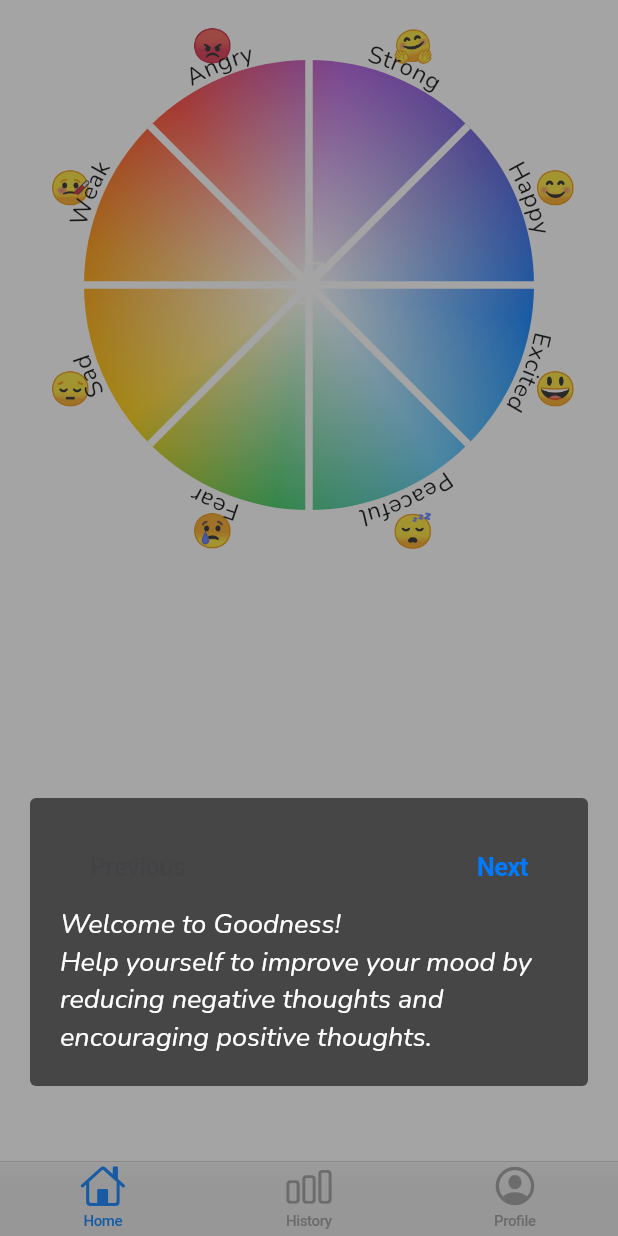
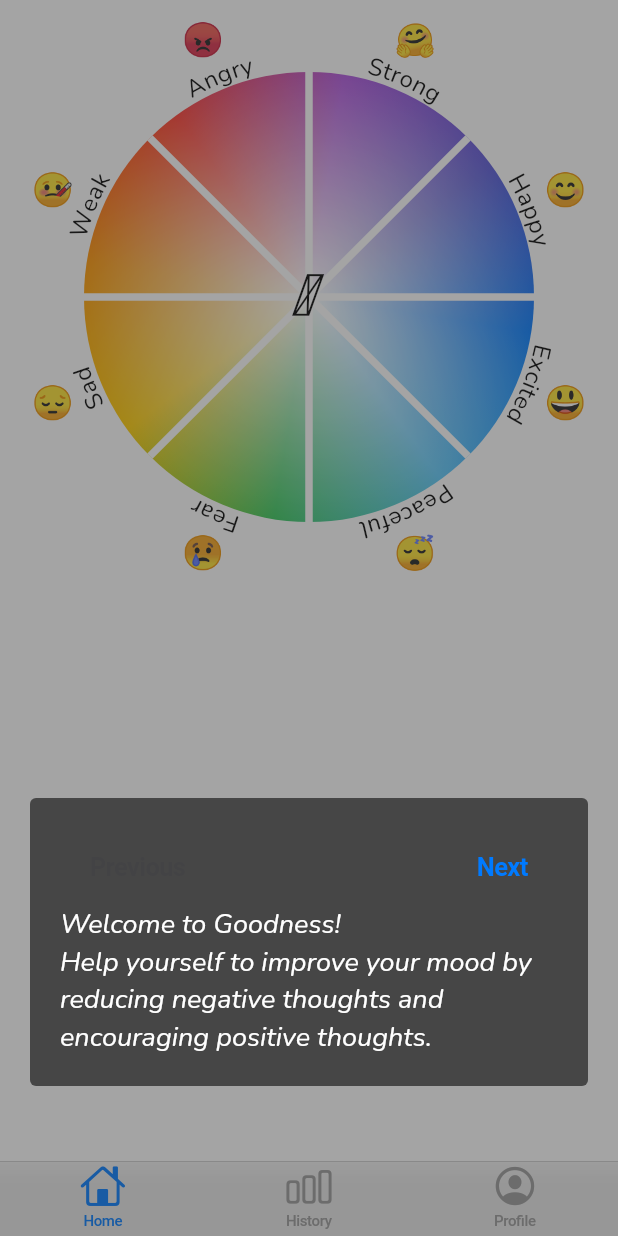
Before and after one commit to omparaday/goodness, a Flutter app: the screen it shows after launch, on a phone screen of 412 x 824 dp. Run offline on Flutter 3.47's test engine with Material 2 defaults, Android fonts, the phone set to English and light mode, and no system bars; our stand-ins replace google_fonts, share_plus, shared_preferences, sprintf, url_launcher_web; missing offline and left inert: shared_preferences_web; Roboto replaces fonts that are missing (EmojiOne).

Commit message:
Fix circle size based on font size and handle db changes

```diff
--- a/lib/history.dart
+++ b/lib/history.dart
@@ -174,7 +174,7 @@
                                   [dd.goodness])),
                       Spacer(),
                       Text(
-                        getEmojiForXy(dd.x, dd.y, radius),
+                        getEmojiForXy(getValueFromPer3centage(dd.x), getValueFromPer3centage(dd.y), radius),
                         style: TextStyle(fontSize: LARGE_FONTSIZE),
                       ),
                     ],
@@ -215,7 +215,7 @@
           content: Column(
             children: [
               MoodCircle(diameter / 2, inset, radius / 2, sideOfSquare / 2,
-                  ProcessState.Completed, () => {}, dd.x / 2, dd.y / 2),
+                  ProcessState.Completed, () => {}, getValueFromPer3centage(dd.x) / 2, getValueFromPer3centage(dd.y) / 2),
               DecoratedText(
                 dd.about.isEmpty
                     ? L10n.of(context).resource('didNotWrite')
--- a/lib/home.dart
+++ b/lib/home.dart
@@ -34,13 +34,14 @@
   State<HomePage> createState() => _HomePageState();
 }
 
-const double diameter = 300;
-const double inset = 40;
-const double radius = diameter / 2;
-const double sideOfSquare = radius / math.sqrt2;
+late double diameter;
+late double inset;
+late double radius;
+late double sideOfSquare;
+const double MAX_CIRCLE_SIZE = 300;
 
 class _HomePageState extends State<HomePage> with WidgetsBindingObserver {
-  double _x = radius, _y = radius;
+  double _x = -1, _y = -1;
   bool _enableSubmit = false;
   ProcessState _processState = ProcessState.NotTaken;
   late TextEditingController _writeAboutController;
@@ -103,6 +104,14 @@
 
   @override
   Widget build(BuildContext context) {
+    inset = getSmileySize(context).height + getArcTextSize(context).height;
+    diameter = math.min(MAX_CIRCLE_SIZE, math.min(MediaQuery.of(context).size.height,MediaQuery.of(context).size.width) - (2*inset));
+    radius = diameter / 2;
+    sideOfSquare = radius / math.sqrt2;
+    if (_x == -1) {
+      _x = radius;
+      _y = radius;
+    }
     Widget moodCircle = getMoodCircle();
 
     return Container(
@@ -249,7 +258,6 @@
             math.sqrt(math.pow(x - radius, 2) + math.pow(y - radius, 2));
         if (distance > radius) {
           double angle = -math.atan2(y - radius, x - radius);
-          double degree = angle * 180 / math.pi;
           _x = radius + (radius * math.cos(angle));
           _y = radius + (-radius * math.sin(angle));
         } else {
@@ -359,8 +367,8 @@
       }
       setState(() {
         _processState = ProcessState.Completed;
-        _x = _todayData!.x;
-        _y = _todayData!.y;
+        _x = getValueFromPer3centage(_todayData!.x);
+        _y = getValueFromPer3centage(_todayData!.y);
         _goodnessScore = _todayData!.goodness;
         _writeAboutController.text = _todayData!.about;
         _quote = quote2;
@@ -390,8 +398,8 @@
 
   void submit() {
     _todayData = new dailydata.DailyData(
-        _x,
-        _y,
+        getPer3centage(_x),
+        getPer3centage(_y),
         _quote!.name,
         _writeAboutController.text,
         _question!.key,
@@ -409,3 +417,11 @@
     });
   }
 }
+
+double getPer3centage(double value) {
+  return MAX_CIRCLE_SIZE * value/diameter;
+}
+
+double getValueFromPer3centage(double per3cent) {
+  return per3cent * diameter/MAX_CIRCLE_SIZE;
+}
--- a/lib/widgets/ArcText.dart
+++ b/lib/widgets/ArcText.dart
@@ -51,7 +51,6 @@
     double angle = initialAngle;
     for (int i = 0; i < text.length; i++) {
       angle = _drawLetter(canvas, text[i], angle);
-      //angle = angle + (pi/(4 * text.length));
     }
   }
 
--- a/lib/widgets/ImageShare.dart
+++ b/lib/widgets/ImageShare.dart
@@ -1,11 +1,11 @@
 import 'dart:typed_data';
-import 'package:flutter/material.dart';
 import 'package:goodness/main.dart';
 import 'package:google_fonts/google_fonts.dart';
 import 'package:share_plus/share_plus.dart';
 import 'dart:ui' as ui;
 import 'package:flutter/cupertino.dart';
 import 'package:flutter/rendering.dart';
+import 'dart:math' as math;
 
 class ImageShare extends StatefulWidget {
   final String text;
@@ -55,7 +55,7 @@
         RepaintBoundary(
             key: globalKey,
             child: Container(
-              width: 300,
+              width: math.min(300, MediaQuery.of(context).size.width),
               color: Color.fromARGB(255, 250, 224, 190),
               padding: EdgeInsets.all(10),
               child: Column(
--- a/lib/widgets/MoodCircle.dart
+++ b/lib/widgets/MoodCircle.dart
@@ -26,13 +26,8 @@
 
   @override
   Widget build(BuildContext context) {
-    final Size smileySize = (TextPainter(
-            text: TextSpan(text: '😡', style: TextStyle(fontSize: FONTSIZE)),
-            maxLines: 1,
-            textScaleFactor: MediaQuery.of(context).textScaleFactor,
-            textDirection: TextDirection.ltr)
-          ..layout())
-        .size;
+    final Size smileySize = getSmileySize(context);
+    final Size arctextSize = getArcTextSize(context);
     Widget bigCircle = Container(
       margin: EdgeInsets.only(
           left: inset - 10, right: inset - 10, top: inset, bottom: inset),
@@ -111,43 +106,43 @@
           children: <Widget>[
             bigCircle,
             Positioned(
-              top: getTop(11*math.pi/8, smileySize.height),
-              left: getLeft(11*math.pi/8, smileySize.height, smileySize.width),
+              top: getTop(11*math.pi/8, smileySize.height, arctextSize.height),
+              left: getLeft(11*math.pi/8, smileySize.height, smileySize.width, arctextSize.height),
               child: getEmoji("😊", context),
             ),
             Positioned(
-              top: getTop(13*math.pi/8, smileySize.height),
-              left: getLeft(13*math.pi/8, smileySize.height, smileySize.width),
+              top: getTop(13*math.pi/8, smileySize.height, arctextSize.height),
+              left: getLeft(13*math.pi/8, smileySize.height, smileySize.width, arctextSize.height),
               child: getEmoji("😃", context),
             ),
             Positioned(
-              top: getTop(15*math.pi/8, smileySize.height),
-              left: getLeft(15*math.pi/8, smileySize.height, smileySize.width),
+              top: getTop(15*math.pi/8, smileySize.height, arctextSize.height),
+              left: getLeft(15*math.pi/8, smileySize.height, smileySize.width, arctextSize.height),
               child: getEmoji("😴", context),
             ),
             Positioned(
-              top: getTop(math.pi/8, smileySize.height),
-              left: getLeft(math.pi/8, smileySize.height, smileySize.width),
+              top: getTop(math.pi/8, smileySize.height, arctextSize.height),
+              left: getLeft(math.pi/8, smileySize.height, smileySize.width, arctextSize.height),
               child: getEmoji("😢", context),
             ),
             Positioned(
-              top: getTop(3 * math.pi/8, smileySize.height),
-              left: getLeft(3 * math.pi/8, smileySize.height, smileySize.width),
+              top: getTop(3 * math.pi/8, smileySize.height, arctextSize.height),
+              left: getLeft(3 * math.pi/8, smileySize.height, smileySize.width, arctextSize.height),
               child: getEmoji("😔", context),
             ),
             Positioned(
-              top: getTop(5*math.pi/8, smileySize.height),
-              left: getLeft(5*math.pi/8, smileySize.height, smileySize.width),
+              top: getTop(5*math.pi/8, smileySize.height, arctextSize.height),
+              left: getLeft(5*math.pi/8, smileySize.height, smileySize.width, arctextSize.height),
               child: getEmoji("🤒", context),
             ),
             Positioned(
-              top: getTop(7*math.pi/8, smileySize.height),
-              left: getLeft(7*math.pi/8, smileySize.height, smileySize.width),
+              top: getTop(7*math.pi/8, smileySize.height, arctextSize.height),
+              left: getLeft(7*math.pi/8, smileySize.height, smileySize.width, arctextSize.height),
               child: getEmoji("😡", context),
             ),
             Positioned(
-              top: getTop(9*math.pi/8, smileySize.height),
-              left: getLeft(9*math.pi/8, smileySize.height, smileySize.width),
+              top: getTop(9*math.pi/8, smileySize.height, arctextSize.height),
+              left: getLeft(9*math.pi/8, smileySize.height, smileySize.width, arctextSize.height),
               child: getEmoji("🤗", context),
             ),
             this.diameter != home.diameter ? SizedBox.shrink() : Positioned(
@@ -168,7 +163,7 @@
         Text(
           getMoodText(context),
           style: TextStyle(fontSize: LARGE_FONTSIZE),
-        )
+        ),
       ],
     );
   }
@@ -213,7 +208,7 @@
             children: <TextSpan>[
               TextSpan(
                 text: s,
-                style: TextStyle(
+                style: CupertinoTheme.of(context).textTheme.textStyle.copyWith(
                   fontSize: LARGE_FONTSIZE,
                   fontFamily: 'EmojiOne',
                 ),
@@ -244,12 +239,12 @@
     return text;
   }
 
-  getTop(double angle, double height) {
-    return inset + radius + (((diameter != home.diameter ? height/2 : height) + radius + 4) * math.cos(angle)) - height/2;
+  getTop(double angle, double smileyHeight, double arctextHeight) {
+    return inset + radius + (((diameter != home.diameter ? 0 : arctextHeight) + smileyHeight/2 + radius) * math.cos(angle)) - smileyHeight/2;
   }
 
-  getLeft(double angle, double height, double width) {
-    return inset -10 + radius + (-((diameter != home.diameter ? height/2 : height) + radius + 4) * math.sin(angle)) - width/2;
+  getLeft(double angle, double smileyHeight, double smileyWidth, double arctextHeight) {
+    return (inset-10) + radius + (-((diameter != home.diameter ? 0 : arctextHeight) + smileyHeight/2 + radius) * math.sin(angle)) - smileyWidth/2;
   }
 }
 
@@ -297,3 +292,22 @@
     return false;
   }
 }
+
+Size getSmileySize(BuildContext context) {
+  return (TextPainter(
+      text: TextSpan(text: '😡', style: CupertinoTheme.of(context).textTheme.textStyle.copyWith(fontSize: LARGE_FONTSIZE,
+        fontFamily: 'EmojiOne',)),
+      maxLines: 1,
+      textDirection: TextDirection.ltr)
+    ..layout(minWidth: 0, maxWidth: double.infinity))
+      .size;
+}
+
+Size getArcTextSize(BuildContext context) {
+  return (TextPainter(
+      text: TextSpan(text: 'W', style: CupertinoTheme.of(context).textTheme.textStyle.copyWith(fontSize: SMALL_FONTSIZE)),
+      maxLines: 1,
+      textDirection: TextDirection.ltr)
+    ..layout(minWidth: 0, maxWidth: double.infinity))
+      .size;
+}
```
